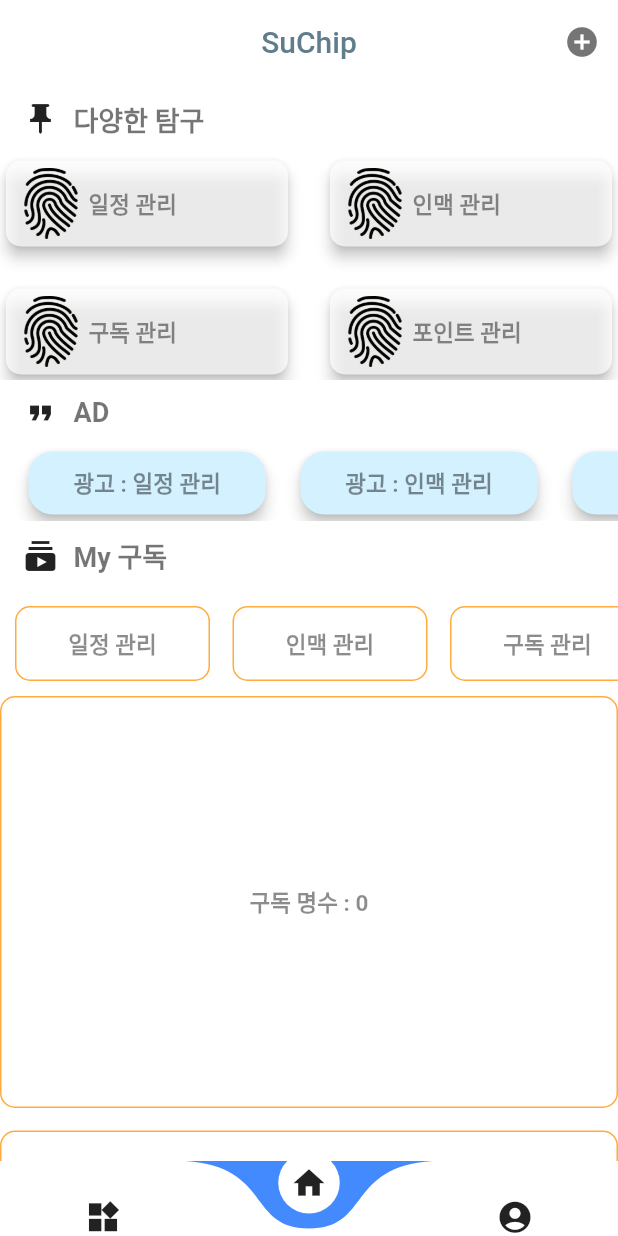
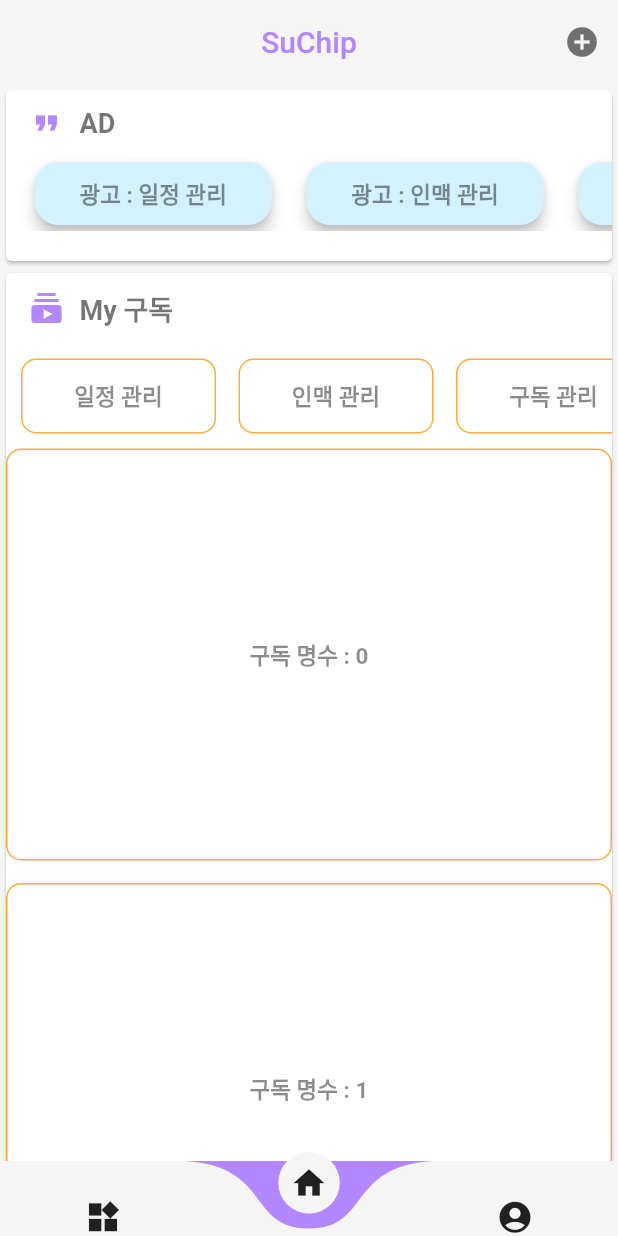
Before and after one commit to chosungsu/Clink, a Flutter app: the screen it shows after launch, after a tap on "익명으로 먼저 즐기기", on a phone screen of 412 x 824 dp. Run offline on Flutter 3.47's test engine with Material 2 defaults, Android fonts, the light colour scheme and no system bars; drawn by our look-alikes of curved_navigation_bar, sticky_headers; our stand-ins replace animated_text_kit, cloud_firestore, firebase_core, flutter_secure_storage, flutter_spinkit, flutter_sticky_header and 3 more; missing offline and left inert: kakao_flutter_sdk, transition; accounts and stored records are empty.

Commit message:
add some codes

```diff
--- a/lib/Page/HomePage.dart
+++ b/lib/Page/HomePage.dart
@@ -2,7 +2,6 @@ import 'package:clickbyme/UI/UserPicks.dart';
 import 'package:clickbyme/UI/UserSubscription.dart';
 import 'package:flutter/material.dart';
 import '../DB/AD_Home.dart';
-import 'package:intl/intl.dart';
 import '../Dialogs/destroyBackKey.dart';
 import '../Sub/WritePost.dart';
 import '../Tool/NoBehavior.dart';
@@ -69,9 +68,15 @@ class _HomePageState extends State<HomePage> {
     return Scaffold(
       appBar: AppBar(
         centerTitle: true,
-        backgroundColor: Colors.white,
-        title: const Text('SuChip', style: TextStyle(color: Colors.blueGrey)),
+        backgroundColor: Colors.grey.shade100,
+        title: Text(
+            'SuChip',
+            style: TextStyle(
+                color: Colors.deepPurpleAccent.shade100,
+            )
+        ),
         elevation: 0,
+        automaticallyImplyLeading: false,
         actions: <Widget>[
           IconButton(
             color: Colors.black54,
@@ -95,7 +100,6 @@ class _HomePageState extends State<HomePage> {
                   physics: ScrollPhysics(),
                   child: Column(
                     children: [
-                      UserPicks(context),
                       AD(context),
                       UserSubscription(context, _mainController,
                           _subController, _isStickyOnTop, _list_subscript),
--- a/lib/Page/LoginSignPage.dart
+++ b/lib/Page/LoginSignPage.dart
@@ -51,9 +51,9 @@ LoginPlus(BuildContext context) {
   return Column(
     children: [
       const Text(
-        '자신의 관심사에 맞게 고르고\n'
-            '다른 이에게 역추천의 재미까지\n'
-            'AI로 당신의 관심사를 채워드리겠습니다.',
+        '바쁜 일상 속 쉽게 잊어버리는\n'
+            '모든 것들을 한 곳에서\n'
+            '기록하여 정리하고 관리해드리겠습니다.',
         style: TextStyle(
           color: Colors.lightGreenAccent,
           fontSize: 20,
--- a/lib/UI/AD.dart
+++ b/lib/UI/AD.dart
@@ -4,7 +4,9 @@ import 'package:intl/intl.dart';
 import '../DB/AD_Home.dart';
 
 AD(BuildContext context) {
-  return Column(
+  return Card(
+    color: Colors.white,
+    child: Column(
       children: <Widget>[
         Container(
             width: double.infinity,
@@ -12,9 +14,10 @@ AD(BuildContext context) {
               vertical: 10, horizontal: 15,
             ),
             child: Row(
-            children: const [
+              children: [
                 Icon(
-                  Icons.format_quote
+                  Icons.format_quote,
+                  color: Colors.deepPurpleAccent.shade100,
                 ),
                 SizedBox(width: 10,),
                 Text(
@@ -31,6 +34,7 @@ AD(BuildContext context) {
         AdClips(context),
 
       ],
+    ),
   );
 }
 AdClips(context) {
@@ -61,7 +65,9 @@ AdClips(context) {
     )
   ];
   return SizedBox(
-    height: 50,
+    height: 70,
+    child: Padding(
+      padding: EdgeInsets.only(bottom: 20),
       child: ListView.builder(
         //controller: mainController,
           physics: BouncingScrollPhysics(),
@@ -71,6 +77,8 @@ AdClips(context) {
           itemBuilder: (context, index) =>
               Padding(
                 padding: EdgeInsets.only(left: 15),
+                child: SizedBox(
+                  height: 30,
                   child: Card(
                       color: const Color(0xffd3f1ff),
                       shape: RoundedRectangleBorder(
@@ -97,6 +105,8 @@ AdClips(context) {
                       )
                   ),
                 )
+              )
       ),
+    )
   );
 }
--- a/lib/UI/AfterSignUp.dart
+++ b/lib/UI/AfterSignUp.dart
@@ -21,7 +21,7 @@ showAfterSignUp(String name, String email, String whatlogin, BuildContext contex
       break;
   }
   return Card(
-    color: const Color(0xffd3f1ff),
+    color: Colors.blue.shade100,
     elevation: 4.0,
     child: Container(
       //너비는 최대너비로 생성, 높이는 자식개체만큼으로 후에 변경할것임.
--- a/lib/UI/UserPicks.dart
+++ b/lib/UI/UserPicks.dart
@@ -1,6 +1,4 @@
 import 'package:flutter/material.dart';
-import 'package:intl/intl.dart';
-
 import '../DB/AD_Home.dart';
 
 UserPicks(BuildContext context) {
@@ -12,17 +10,18 @@ UserPicks(BuildContext context) {
             vertical: 10, horizontal: 15,
           ),
           child: Row(
-            children: const [
+            children: [
               Icon(
-                  Icons.push_pin
+                Icons.push_pin,
+                color: Colors.deepPurpleAccent.shade100,
               ),
               SizedBox(width: 10,),
-              Text(
-                '다양한 탐구',
+              const Text(
+                'Let\'s do it!',
                 style: TextStyle(
                   fontWeight: FontWeight.bold,
                   fontSize: 18,
-                  color: Colors.black54,
+                  color: Colors.grey,
                 ),
               ),
             ],
@@ -43,38 +42,38 @@ Main_Pick(context) {
     ),
     AD_Home(
       id: '2',
-      title: '인맥 관리',
-      person_num: 4,
-      date: DateTime.now(),
-    ),
-    AD_Home(
-      id: '3',
       title: '구독 관리',
       person_num: 5,
       date: DateTime.now(),
     ),
     AD_Home(
-      id: '4',
-      title: '포인트 관리',
+      id: '3',
+      title: '사이트 링크 관리',
       person_num: 5,
       date: DateTime.now(),
-    )
+    ),
+    AD_Home(
+      id: '4',
+      title: '톡톡 PLUS',
+      person_num: 4,
+      date: DateTime.now(),
+    ),
   ];
   final List<String> itemImg = [
     'assets/images/fingerprint.png',
     'assets/images/fingerprint.png',
-    'assets/images/fingerprint.png',
-    'assets/images/fingerprint.png',
+    'assets/images/icon-link.png',
+    'assets/images/icon-chat.png',
   ];
   return SizedBox(
-    height: 150,
+    height: 300,
     child: GridView.builder(
         itemCount: _list_ad.length,
-        gridDelegate: SliverGridDelegateWithMaxCrossAxisExtent(
+        gridDelegate: const SliverGridDelegateWithMaxCrossAxisExtent(
             maxCrossAxisExtent: 200,
-            mainAxisSpacing: 20,
-            crossAxisSpacing: 20,
-            childAspectRatio: 3 / 1
+            mainAxisSpacing: 10,
+            crossAxisSpacing: 10,
+            childAspectRatio: 3 / 2
         ),
         itemBuilder: (context, index) {
           return Card(
@@ -89,8 +88,8 @@ Main_Pick(context) {
                 },
                 child: Padding(
                   padding: EdgeInsets.all(5),
-                  child: Row(
-                    mainAxisAlignment: MainAxisAlignment.start,
+                  child: Column(
+                    mainAxisAlignment: MainAxisAlignment.center,
                     children: [
                       Image.asset(
                         itemImg[index],
--- a/lib/UI/UserSubscription.dart
+++ b/lib/UI/UserSubscription.dart
@@ -7,7 +7,9 @@ import '../DB/AD_Home.dart';
 UserSubscription(BuildContext context, ScrollController mainController,
     ScrollController subController, bool isStickyOnTop,
     List<AD_Home> list_subscript) {
-  return Column(
+  return Card(
+    color: Colors.white,
+    child: Column(
       children: [
         Container(
             width: double.infinity,
@@ -15,9 +17,10 @@ UserSubscription(BuildContext context, ScrollController mainController,
               vertical: 10, horizontal: 15,
             ),
             child: Row(
-            children: const [
+              children: [
                 Icon(
-                  Icons.subscriptions
+                  Icons.subscriptions,
+                  color: Colors.deepPurpleAccent.shade100,
                 ),
                 SizedBox(width: 10,),
                 Text(
@@ -34,6 +37,7 @@ UserSubscription(BuildContext context, ScrollController mainController,
         Subscript(context, mainController, subController, list_subscript),
         //ContentSub(),
       ],
+    )
   );
 }
 
--- a/lib/main.dart
+++ b/lib/main.dart
@@ -19,8 +19,8 @@ import 'Page/ProfilePage.dart';
 void main() async{
   WidgetsFlutterBinding.ensureInitialized();
   //화면회전 막기
-  SystemChrome.setPreferredOrientations(
-      [DeviceOrientation.portraitUp, DeviceOrientation.portraitDown]);
+  /*SystemChrome.setPreferredOrientations(
+      [DeviceOrientation.portraitUp, DeviceOrientation.portraitDown]);*/
   KakaoContext.clientId = 'b5e60a90f0204c0bb09625df79a11772';
   await Firebase.initializeApp();
   runApp(const MyApp());
@@ -60,11 +60,11 @@ class MyApp extends StatelessWidget {
         ),
         //home: SplashPage(),
         home: SplashPage(),
-        routes: <String, WidgetBuilder> {
-          'home' : (context) => HomePage(),
-          'feed' : (context) => FeedPage(),
-          'profile' : (context) => ProfilePage(),
-        },
+        /*routes: <String, WidgetBuilder> {
+          '/home' : (context) => HomePage(),
+          '/feed' : (context) => FeedPage(),
+          '/profile' : (context) => ProfilePage(),
+        },*/
       ),
     );
   }
@@ -123,7 +123,7 @@ class _SplashPageState extends State<SplashPage> with TickerProviderStateMixin {
   @override
   Widget build(BuildContext context) {
     return Scaffold(
-      backgroundColor: const Color(0xff2efcff),
+      backgroundColor: Colors.deepPurpleAccent.shade100,
       body: Center(
         child: Column(
           children: [
@@ -169,7 +169,7 @@ class _SplashPageState extends State<SplashPage> with TickerProviderStateMixin {
                   crossAxisAlignment: CrossAxisAlignment.center,
                   children: [
                     const SpinKitFadingCircle(
-                      color: Colors.greenAccent,
+                      color: Colors.white,
                     ),
                     FutureBuilder(
                       builder: (context, snapshot) {
@@ -178,7 +178,7 @@ class _SplashPageState extends State<SplashPage> with TickerProviderStateMixin {
                           return const Text(
                             '로그인 페이지 이동 중...',
                             style: TextStyle(
-                                color: Colors.black,
+                                color: Colors.white,
                                 fontSize: 15,
                                 fontWeight: FontWeight.w600,
                                 letterSpacing: 2// bold
@@ -189,7 +189,7 @@ class _SplashPageState extends State<SplashPage> with TickerProviderStateMixin {
                           return const Text(
                             '어서오세요',
                             style: TextStyle(
-                                color: Colors.black,
+                                color: Colors.white,
                                 fontSize: 15,
                                 fontWeight: FontWeight.w600,
                                 letterSpacing: 2// bold
--- a/lib/route.dart
+++ b/lib/route.dart
@@ -25,11 +25,12 @@ class _MyHomePageState extends State<MyHomePage> {
   @override
   Widget build(BuildContext context) {
     return Scaffold(
-        backgroundColor: Colors.white,
+        backgroundColor: Colors.grey.shade100,
         bottomNavigationBar: CurvedNavigationBar(
           height: 50,
           index: _selectedIndex,
-          backgroundColor: Colors.blueAccent,
+          backgroundColor: Colors.deepPurpleAccent.shade100,
+          color: Colors.grey.shade100,
           key: _bottomNavigationKey,
           items: const <Widget>[
             Icon(Icons.widgets, size: 25),
--- a/pubspec.yaml
+++ b/pubspec.yaml
@@ -86,6 +86,8 @@ flutter:
     - assets/images/kakao_login_medium_wide.png
     - assets/images/eye-scanner.png
     - assets/images/fingerprint.png
+    - assets/images/icon-link.png
+    - assets/images/icon-chat.png
 
   # To add assets to your application, add an assets section, like this:
   # assets:
```
Also changed, not shown: lib/Page/FeedPage.dart (+42 -27 lines), lib/Page/ProfilePage.dart (+6 -4 lines), lib/UI/BeforeSignUp.dart (+6 -3 lines), lib/UI/UserTips.dart (added, +141 -0 lines), assets/images/icon-chat.png (added), assets/images/icon-link.png (added). Lines whose indentation alone changed are shown as unchanged.
